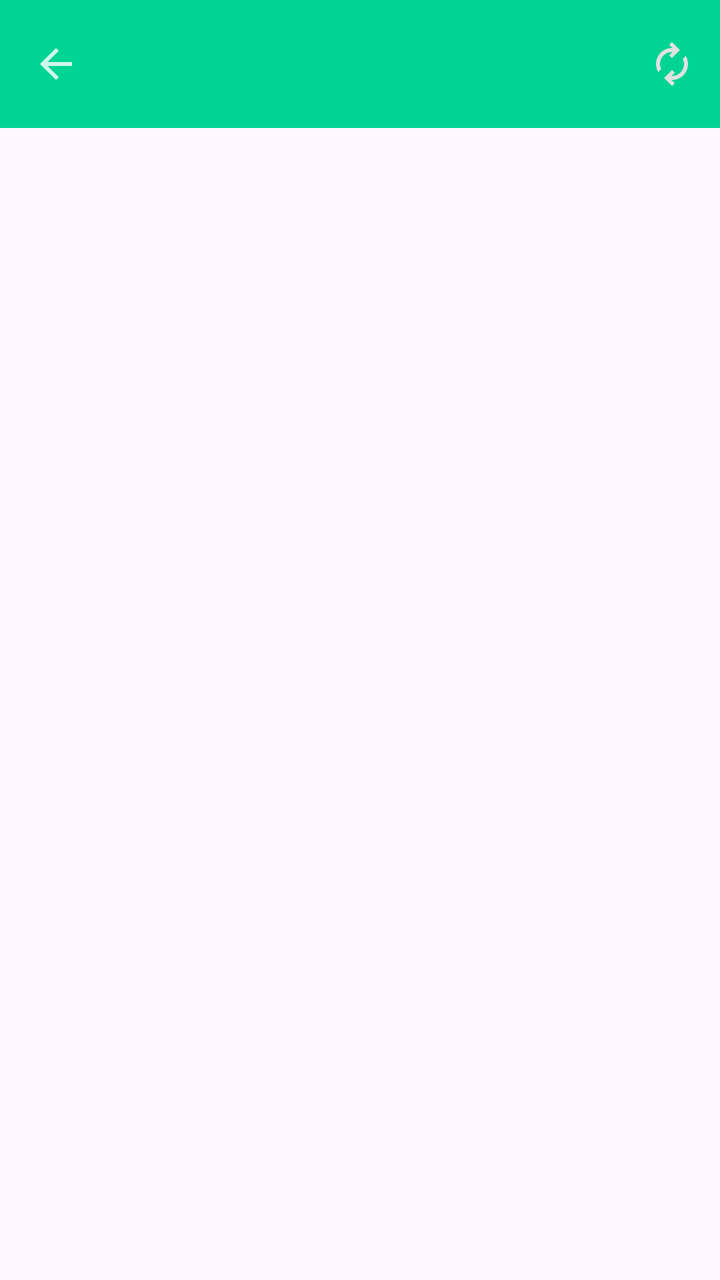
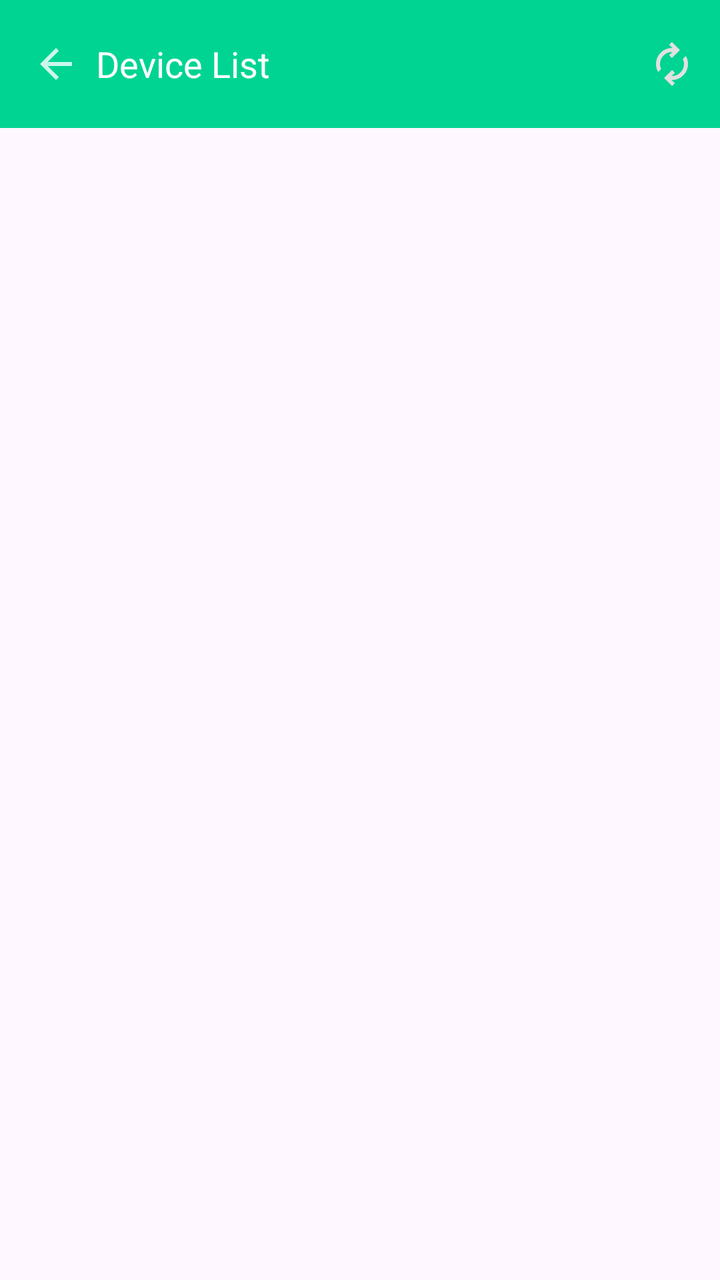

The first picture is an Android layout as it rendered before a commit; the second is the same layout after the commit. The layout source and the unified diff follow.
<!-- AndroidManifest.xml: application theme Theme.MyApplication -->
<!-- res/layout/activity_printer_list.xml -->
<?xml version="1.0" encoding="utf-8"?>
<LinearLayout
    xmlns:android="http://schemas.android.com/apk/res/android"
    xmlns:app="http://schemas.android.com/apk/res-auto"
    android:orientation="vertical"
    android:layout_width="match_parent"
    android:layout_height="match_parent">

    
    <com.google.android.material.appbar.AppBarLayout
        android:layout_width="match_parent"
        android:layout_height="wrap_content">

        <com.google.android.material.appbar.MaterialToolbar
            android:id="@+id/toolbar"
            android:layout_width="match_parent"
            android:layout_height="?attr/actionBarSize"
            android:background="?attr/colorPrimary"
            app:titleTextColor="?attr/colorOnPrimary"
            app:menu="@menu/refresh_printer_menu" >
            <ImageView
                android:id="@+id/btnBack"
                android:layout_width="wrap_content"
                android:layout_height="wrap_content"
                android:src="@drawable/ic_back"
                android:layout_marginRight="8dp"
                android:contentDescription="@string/back" />
            <TextView
                android:layout_width="wrap_content"
                android:layout_height="wrap_content"
                android:text=""
                android:textSize="18sp"
                android:textColor="@color/white"/>
        </com.google.android.material.appbar.MaterialToolbar>


    </com.google.android.material.appbar.AppBarLayout>

    <Button
        android:id="@+id/btnScan"
        android:text="Show Paired Printers"
        android:layout_width="match_parent"
        android:layout_height="wrap_content"
        android:visibility="gone"/>

    <ListView
        android:id="@+id/listView"
        android:layout_width="match_parent"
        android:layout_height="wrap_content"/>
</LinearLayout>
<!-- resources referenced by this layout -->
<resources>
  <color name="white">#FFFFFFFF</color>
  <!-- drawable ic_back (drawable-anydpi) -->
  <vector xmlns:android="http://schemas.android.com/apk/res/android"
      android:width="24dp"
      android:height="24dp"
      android:viewportWidth="960"
      android:viewportHeight="960"
      android:tint="#FFFFFF"
      android:alpha="0.8"
      android:autoMirrored="true">
    <path
        android:fillColor="@android:color/white"
        android:pathData="M313,520L537,744L480,800L160,480L480,160L537,216L313,440L800,440L800,520L313,520Z"/>
  </vector>
  <string name="back">back</string>
  <style name="Theme.MyApplication" parent="Theme.Material3.DayNight.NoActionBar">
  
          
          <item name="colorPrimary">@color/md_primary</item>
          <item name="colorOnPrimary">@color/md_on_primary</item>
  
          
          <item name="colorSurface">@color/md_surface</item>
          <item name="colorOnSurface">@color/md_on_surface</item>
  
          
          <item name="android:statusBarColor">@color/md_primary</item>
          <item name="android:windowLightStatusBar">false</item>
  
      </style>
  <color name="md_primary">#00d492</color>
  <color name="md_on_primary">#FFFFFF</color>
  <color name="md_surface">#6750A4</color>
  <color name="md_on_surface">#FFFFFF</color>
</resources>

<!-- the commit's change to res/layout/activity_printer_list.xml (unified diff, before → after) -->
@@ -28,7 +28,7 @@
             <TextView
                 android:layout_width="wrap_content"
                 android:layout_height="wrap_content"
-                android:text=""
+                android:text="@string/device_list"
                 android:textSize="18sp"
                 android:textColor="@color/white"/>
         </com.google.android.material.appbar.MaterialToolbar>
<!-- resource entries referenced after the edit -->
@@ -15,6 +15,7 @@
         android:pathData="M313,520L537,744L480,800L160,480L480,160L537,216L313,440L800,440L800,520L313,520Z"/>
   </vector>
   <string name="back">back</string>
+  <string name="device_list">Device List</string>
   <style name="Theme.MyApplication" parent="Theme.Material3.DayNight.NoActionBar">
   
           
